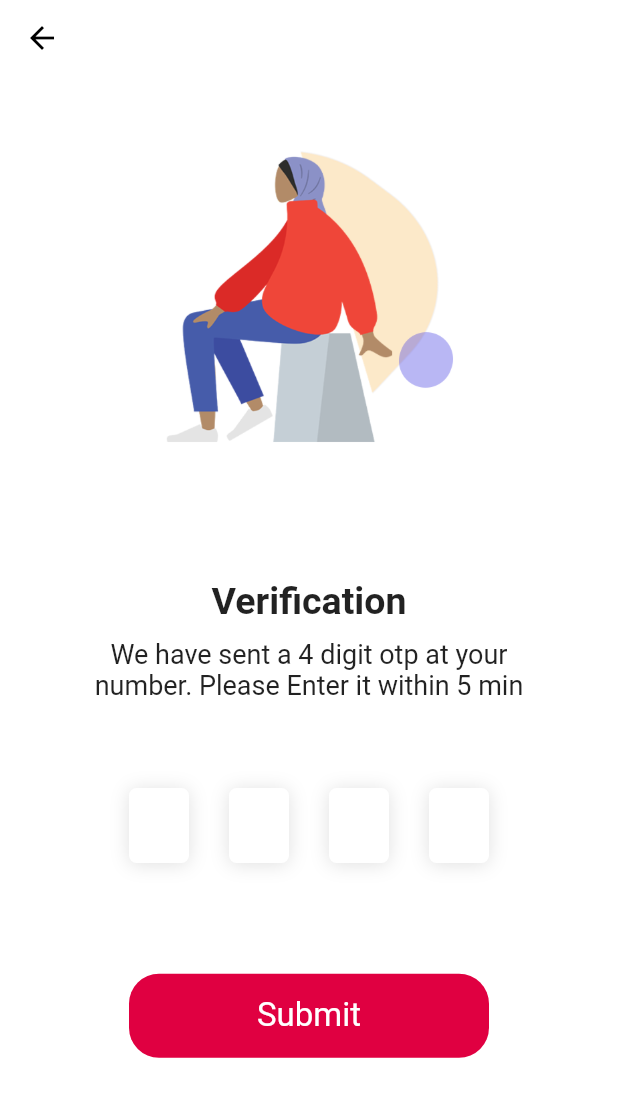
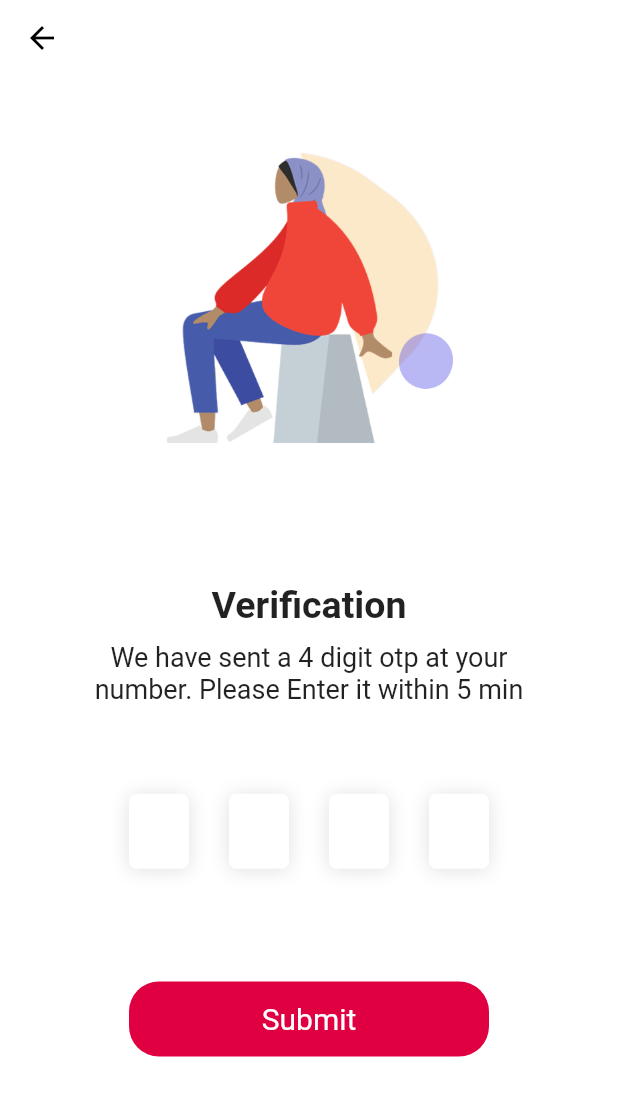
Before and after one commit to vanshajbhati/qq, a Flutter app: the screen it shows after launch, after a tap on "Send OTP", on a phone screen of 412 x 824 dp. Shown: the top 1097 px of the screen. Run offline on Flutter 3.47's test engine with Material 2 defaults, Android fonts, the light colour scheme and no system bars; drawn by our look-alikes of pin_code_fields; our stand-ins replace country_code_picker, curved_navigation_bar, get, google_fonts, syncfusion_flutter_charts, tab_indicator_styler and 1 more; missing offline and left inert: flutter_beautiful_popup, flutter_jigsaw_puzzle; network calls fail.

Commit message:
commit 22 feb

```diff
--- a/lib/account.dart
+++ b/lib/account.dart
@@ -149,7 +149,7 @@ backgroundColor: Colors.white,
                       child: Container(
 
                         width: 180,
-                        padding: EdgeInsets.all(15),
+                        padding: EdgeInsets.all(13),
                         child: Row(
                           mainAxisAlignment: MainAxisAlignment.center,
                           children: [
--- a/lib/enterNumber.dart
+++ b/lib/enterNumber.dart
@@ -1,6 +1,7 @@
 
 import 'package:country_code_picker/country_code_picker.dart';
 import 'package:flutter/material.dart';
+import 'package:google_fonts/google_fonts.dart';
 import 'package:qq/colors.dart';
 import 'package:qq/otpVerfication.dart';
 
@@ -42,11 +43,11 @@ class _EnterNumberState extends State<EnterNumber> {
                 textAlign: TextAlign.center,
                 text: TextSpan(
                   text: 'Enter your phone number\n',
-                  style: TextStyle(color: Colors.black, fontSize: 22.0, fontWeight: FontWeight.bold),
+                  style:GoogleFonts.roboto(color: Colors.black, fontSize: 22.0, fontWeight: FontWeight.bold),
                   children: <TextSpan>[
                     TextSpan(
                         text: 'We will send a code (via SMS text message) to your phone number',
-                        style: TextStyle(fontWeight: FontWeight.normal,fontSize: 20.0 )
+                        style:GoogleFonts.roboto(color: Colors.black, fontWeight: FontWeight.normal,fontSize: 20.0),
                     ),
                   ],
                 ),
@@ -126,7 +127,7 @@ class _EnterNumberState extends State<EnterNumber> {
               InkWell(
                 child: Container(
 
-                  height: 56,
+                  height: 50,
                   width: 240,
 
                   decoration: BoxDecoration(
@@ -137,7 +138,7 @@ class _EnterNumberState extends State<EnterNumber> {
                   child: Center(
                     child: Text('Send OTP',style: TextStyle(
                       color: Colors.white,
-                      fontSize: 22
+                      fontSize: 20
                     ),),
                   ),
                 ),
--- a/lib/main.dart
+++ b/lib/main.dart
@@ -1,4 +1,5 @@
 import 'package:flutter/material.dart';
+import 'package:google_fonts/google_fonts.dart';
 import 'package:qq/enterNumber.dart';
 import 'package:qq/home.dart';
 import 'package:qq/splashScreen.dart';
@@ -16,6 +17,7 @@ class MyApp extends StatelessWidget {
     return MaterialApp(
       title: 'Flutter Demo',
       theme: ThemeData(
+        textTheme: GoogleFonts.robotoTextTheme(),
         // This is the theme of your application.
         //
         // Try running your application with "flutter run". You'll see the
--- a/lib/otpVerfication.dart
+++ b/lib/otpVerfication.dart
@@ -153,7 +153,7 @@ class _otpVerificationState extends State<otpVerification> {
 
               InkWell(
                 child: Container(
-                  height: 56,
+                  height: 50,
                     width: 240,
 
                   decoration: BoxDecoration(
@@ -164,7 +164,7 @@ class _otpVerificationState extends State<otpVerification> {
                   child: Center(
                     child: Text('Submit',style: TextStyle(
                         color: Colors.white,
-                        fontSize: 22
+                        fontSize: 20
                     ),),
                   ),
                 ),
--- a/pubspec.yaml
+++ b/pubspec.yaml
@@ -46,6 +46,7 @@ dependencies:
   url_launcher: ^6.0.18
   get: ^4.6.1
   flutter_jigsaw_puzzle: ^0.1.0
+  google_fonts: ^2.3.1
 
 
 dev_dependencies:
```
Also changed, not shown: lib/registration.dart (+5 -2 lines), pubspec.lock, 1 other file.
